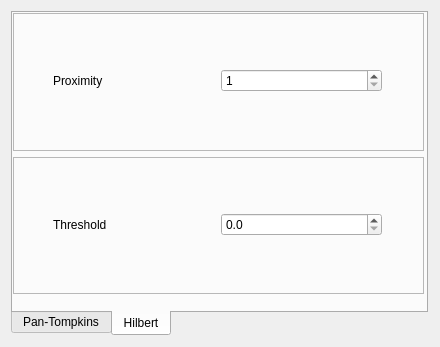
Old version of the form src/View/MainWindow/rpeaksform.ui in the repository TurboMiki/ecg_app.
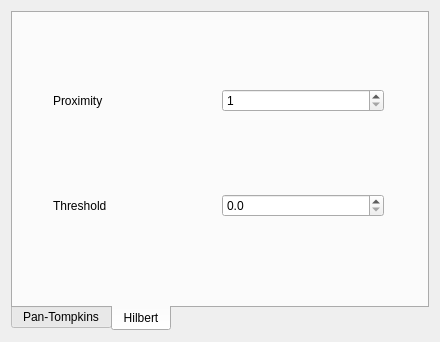
New version of the form.

Commit message:
Revert "Merge branch 'GUI'"
This reverts commit 3d8b9a0e38fc0f724fdd4c8aa4ee746ea53dde42, reversing
changes made to 1e7f9e44cd4f056ea0c7a2aff22e3f08f36b13e8.

Patch:
```diff
--- a/src/View/MainWindow/rpeaksform.ui
+++ b/src/View/MainWindow/rpeaksform.ui
@@ -7,7 +7,7 @@
     <x>0</x>
     <y>0</y>
     <width>440</width>
-    <height>347</height>
+    <height>342</height>
    </rect>
   </property>
   <property name="windowTitle">
@@ -16,24 +16,6 @@
   <layout class="QHBoxLayout" name="horizontalLayout_8">
    <item>
     <widget class="QTabWidget" name="AlgForm">
-     <property name="sizePolicy">
-      <sizepolicy hsizetype="Fixed" vsizetype="Fixed">
-       <horstretch>0</horstretch>
-       <verstretch>0</verstretch>
-      </sizepolicy>
-     </property>
-     <property name="minimumSize">
-      <size>
-       <width>417</width>
-       <height>325</height>
-      </size>
-     </property>
-     <property name="maximumSize">
-      <size>
-       <width>417</width>
-       <height>325</height>
-      </size>
-     </property>
      <property name="tabPosition">
       <enum>QTabWidget::TabPosition::South</enum>
      </property>
@@ -217,22 +199,6 @@
        </property>
        <layout class="QVBoxLayout" name="verticalLayout_4">
         <item>
-         <widget class="QFrame" name="frame_4">
-          <property name="frameShape">
-           <enum>QFrame::Shape::StyledPanel</enum>
-          </property>
-          <property name="frameShadow">
-           <enum>QFrame::Shadow::Raised</enum>
-          </property>
-          <widget class="QWidget" name="">
-           <property name="geometry">
-            <rect>
-             <x>0</x>
-             <y>0</y>
-             <width>409</width>
-             <height>136</height>
-            </rect>
-           </property>
            <layout class="QHBoxLayout" name="horizontalLayout_7">
             <item>
              <spacer name="horizontalSpacer_5">
@@ -296,26 +262,8 @@
              </spacer>
             </item>
            </layout>
-          </widget>
-         </widget>
         </item>
         <item>
-         <widget class="QFrame" name="frame_3">
-          <property name="frameShape">
-           <enum>QFrame::Shape::StyledPanel</enum>
-          </property>
-          <property name="frameShadow">
-           <enum>QFrame::Shadow::Raised</enum>
-          </property>
-          <widget class="QWidget" name="">
-           <property name="geometry">
-            <rect>
-             <x>0</x>
-             <y>0</y>
-             <width>409</width>
-             <height>136</height>
-            </rect>
-           </property>
            <layout class="QHBoxLayout" name="horizontalLayout_9">
             <item>
              <spacer name="horizontalSpacer_7">
@@ -376,8 +324,6 @@
              </spacer>
             </item>
            </layout>
-          </widget>
-         </widget>
         </item>
        </layout>
       </widget>
```
Left out of the diff: 18 changed lines with no effect on the pictures. Lines whose indentation alone changed are shown as unchanged. The commit also changes 3 other files.
